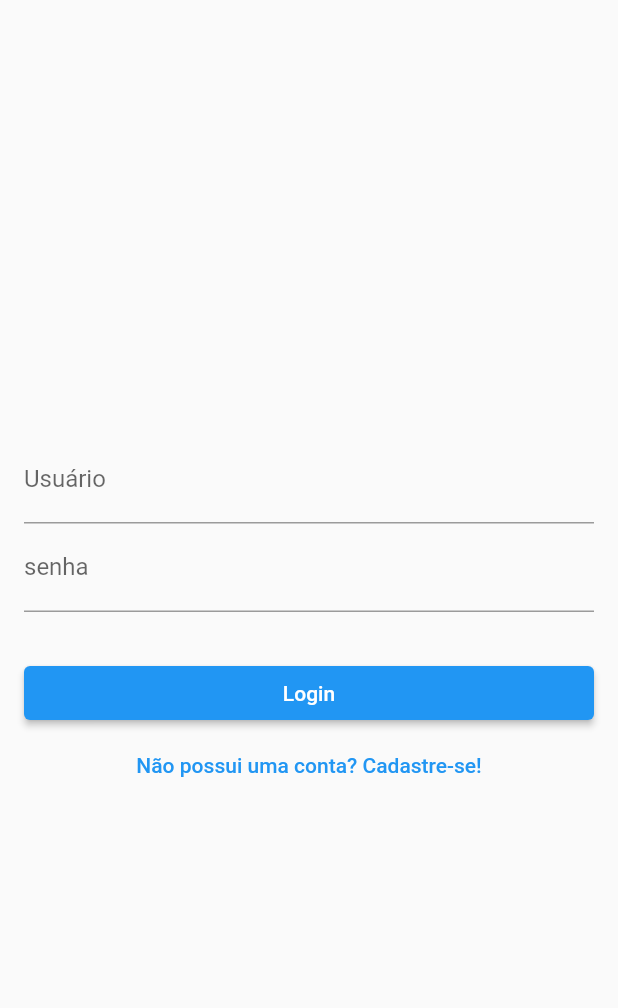
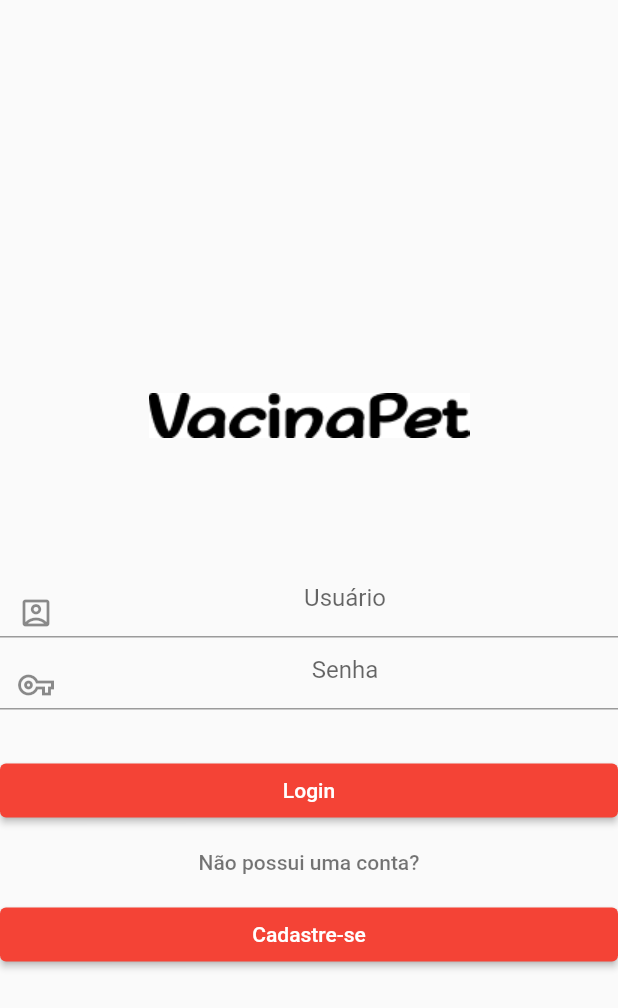
Before and after one commit to thejppablo/vacinaPet, a Flutter app: the screen it shows after launch, on a phone screen of 412 x 824 dp. Shown: the top 1008 px of the screen. Run offline on Flutter 3.47's test engine with Material 2 defaults, Android fonts, the phone set to English and light mode, and no system bars; our stand-ins replace shared_preferences.

```diff
--- a/lib/telas/home_page.dart
+++ b/lib/telas/home_page.dart
@@ -20,6 +20,7 @@ class _HomePageState extends State<HomePage> {
           Text("Home Page",textAlign: TextAlign.center,),
           TextButton(
               onPressed: () async{
+
                 bool isLoggedOff = await logOff();
                 if(isLoggedOff){
                   Navigator.pushReplacement(context,
--- a/lib/telas/login_page.dart
+++ b/lib/telas/login_page.dart
@@ -1,5 +1,6 @@
 import 'dart:convert';
 
+import 'package:flutter/cupertino.dart';
 import 'package:flutter/material.dart';
 import 'package:shared_preferences/shared_preferences.dart';
 import 'package:http/http.dart' as http;
@@ -25,13 +26,25 @@ class _LoginPageState extends State<LoginPage> {
           key: _formkey,
       child: Center(
         child: SingleChildScrollView(
-          padding: EdgeInsets.symmetric(horizontal: 16),
+          padding: EdgeInsets.symmetric(vertical: 16),
           child: Column(
             crossAxisAlignment: CrossAxisAlignment.stretch,
             children: [
+              Container(
+                width: 200,
+                height: 200,
+                child: Image.asset('assets/images/VacinaPet.jpg'),
+              ),
               TextFormField(
+                textAlign: TextAlign.center,
                 decoration: InputDecoration(
-                  labelText: 'Usuário',
+                  hintText: 'Usuário',
+                  prefixIcon: Padding(
+                    padding: EdgeInsets.only(top:15),
+                    child: Icon(
+                        Icons.account_box_outlined,
+                    ),
+                  ),
                 ),
                 controller: _usernameController,
                 keyboardType: TextInputType.emailAddress,
@@ -43,8 +56,16 @@ class _LoginPageState extends State<LoginPage> {
                 },
               ),
               TextFormField(
+
+                textAlign: TextAlign.center,
                 decoration: InputDecoration(
-                  labelText: 'senha',
+                  hintText: 'Senha',
+                  prefixIcon: Padding(
+                    padding: EdgeInsets.only(top:15),
+                    child: Icon(
+                      Icons.vpn_key_outlined
+                    ),
+                  ),
                 ),
                 controller: _passwordController,
                 keyboardType: TextInputType.text,
@@ -61,7 +82,11 @@ class _LoginPageState extends State<LoginPage> {
                 height: 30.0,
               ),
               ElevatedButton(
+                style: ButtonStyle(
+                  backgroundColor:MaterialStateProperty.resolveWith((states) => Colors.red)
+                ),
                 onPressed: () async {
+
                   FocusScopeNode currentFocus = FocusScope.of(context);
                   if (_formkey.currentState!.validate()) {
                     bool validResponse = await login();
@@ -84,21 +109,46 @@ class _LoginPageState extends State<LoginPage> {
                     }
                   }
                 },
+
                 child: Text("Login"),
               ),
+
+
               TextButton(
+                  style: TextButton.styleFrom(
+                      primary: Colors.black54
+                  ),
+
                   onPressed: (){
-                    Navigator.push(context,
-                        MaterialPageRoute(builder: (context) => CadastroPage())
+                  },
+                  child: Text("Não possui uma conta?"),
+
+
+              ),
+
+              ElevatedButton(
+
+                style: ButtonStyle(
+                    backgroundColor:MaterialStateProperty.resolveWith((states) => Colors.red)
+                ),
+                  onPressed: (){
+
+
+                  Navigator.push(context,
+                  MaterialPageRoute(builder: (context) => CadastroPage())
                     );
                   },
-                  child: Text("Não possui uma conta? Cadastre-se!"))
+                child: Text("Cadastre-se"),
+              ),
             ],
           ),
         ),
       ),
-    ));
-  }
+    )
+  );
+}
+
+
 
   final snackBar = SnackBar(
     content: Text(
```
Also changed, not shown: pubspec.yaml (+4 -3 lines), assets/images/VacinaPet.jpg (added), assets/images/user.png (added).
